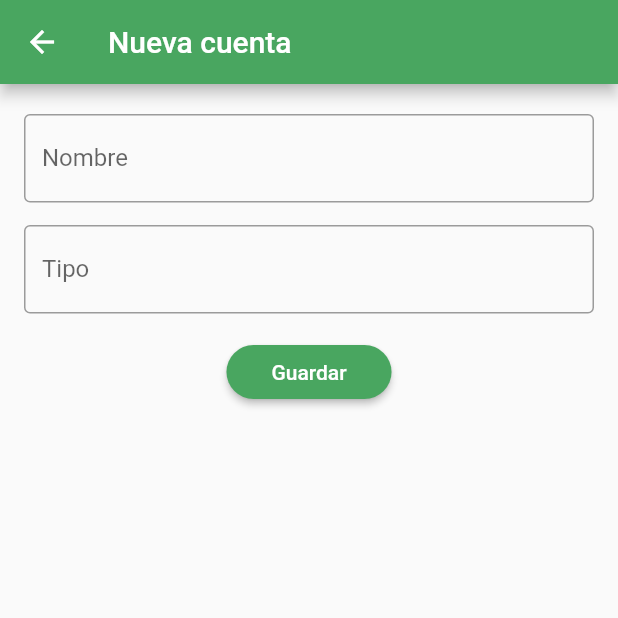
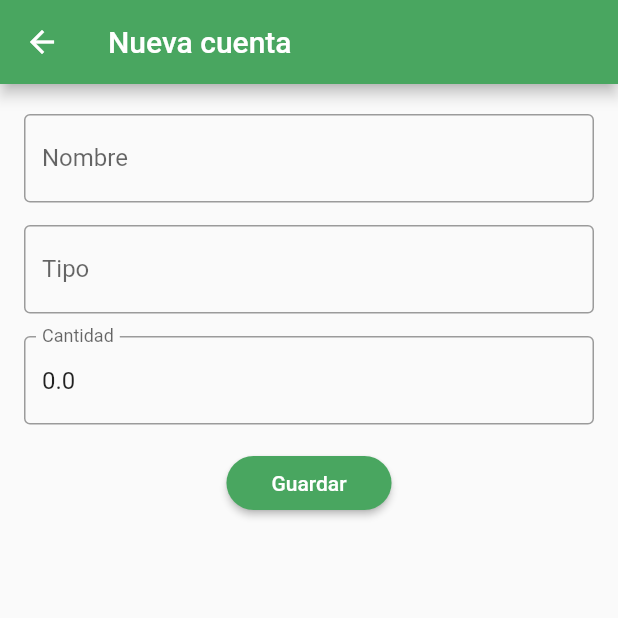
Before and after one commit to checomperez31/expense_manager_app, a Flutter app: the AccountFormScreen screen opened by its route, on a phone screen of 412 x 824 dp, the top half of it. Run offline on Flutter 3.47's test engine with Material 2 defaults, Android fonts, the phone set to English and light mode, and no system bars; network calls fail.

Commit message:
its changed account and period models, changed lists behaviour

```diff
--- a/lib/main.dart
+++ b/lib/main.dart
@@ -1,17 +1,38 @@
 import 'package:expensemanager/app-routes.dart';
+import 'package:expensemanager/screens/account-list-provider.dart';
+import 'package:expensemanager/screens/expenses-list-provider.dart';
+import 'package:expensemanager/screens/period-list-provider.dart';
 import 'package:flutter/material.dart';
+import 'package:provider/provider.dart';
 
 void main() {
-  runApp(const MyApp());
+  runApp(const AppState());
 }
 
-class MyApp extends StatelessWidget {
-  const MyApp({Key? key}) : super(key: key);
+class AppState extends StatelessWidget {
+  const AppState({Key? key}) : super(key: key);
+
+  @override
+  Widget build(BuildContext context) => MultiProvider(
+    providers: [
+      ChangeNotifierProvider(create: (_) => ExpenseListProvider()),
+      ChangeNotifierProvider(create: (_) => AccountListProvider()),
+      ChangeNotifierProvider(create: (_) => PeriodListProvider()),
+    ],
+    child: const ExpenseManager(),
+  );
+}
+
+
+class ExpenseManager extends StatelessWidget {
+  static GlobalKey<NavigatorState> nav = GlobalKey();
+  const ExpenseManager({Key? key}) : super(key: key);
 
   // This widget is the root of your application.
   @override
   Widget build(BuildContext context) {
     return MaterialApp(
+      navigatorKey: nav,
       title: 'Flutter Demo',
       theme: ThemeData(
         primarySwatch: buildMaterialColor(const Color(0xFF49a660))
--- a/lib/models/account/account.dart
+++ b/lib/models/account/account.dart
@@ -8,13 +8,15 @@ class Account implements Catalog {
   String? id;
   String? name;
   AccountType? type;
+  double? amount;
 
-  Account({this.id, this.name, this.type});
+  Account({this.id, this.name, this.type, this.amount});
 
   Map<String, dynamic> toMap() => {
     'id': id,
     'name': name,
-    'type': type?.toMap()
+    'type': type?.toMap(),
+    'amount': amount,
   };
 
   String toJson() => json.encode( toMap() );
@@ -29,6 +31,7 @@ class Account implements Catalog {
     id: json['id'],
     name: json['name'],
     type: json['type'] != null? AccountType.fromMap( json['type'] ): null,
+    amount: json['amount'] != null? double.tryParse(json['amount'].toString()): 0,
   );
 
   factory Account.fromJson(String str) => Account.fromMap( json.decode( str ) );
--- a/lib/models/period/period.dart
+++ b/lib/models/period/period.dart
@@ -12,14 +12,12 @@ class Period implements Catalog {
   String? description;
   DateTime? initDate;
   DateTime? finishDate;
-  Account? account;
 
   Period({
     this.id,
     this.description,
     this.initDate,
     this.finishDate,
-    this.account
   });
 
   Map<String, dynamic> toMap() => {
@@ -27,14 +25,13 @@ class Period implements Catalog {
     'description': description,
     'initDate': FormatUtils.dateToServerFormat(initDate),
     'finishDate': FormatUtils.dateToServerFormat(finishDate),
-    'account': account?.toMap(),
   };
 
   String toJson() => json.encode( toMap() );
 
   @override
   String toString() {
-    return 'Period{id: $id, description: $description, initialDate: $initDate, finalDate: $finishDate, account: $account}';
+    return 'Period{id: $id, description: $description, initialDate: $initDate, finalDate: $finishDate}';
   }
 
   @override
@@ -45,7 +42,6 @@ class Period implements Catalog {
     description: json['description'],
     initDate: json['initDate'] != null? FormatUtils.dateFromServer(json['initDate']): null,
     finishDate: json['finishDate'] != null? FormatUtils.dateFromServer(json['finishDate']): null,
-    account: json['account'] != null? Account.fromMap(json['account']): null,
   );
 
   factory Period.fromJson(String str) => Period.fromMap( json.decode(str) );
--- a/lib/screens/account-form-screen.dart
+++ b/lib/screens/account-form-screen.dart
@@ -41,22 +41,24 @@ class AccountFormScreen extends StatelessWidget {
                             onChange: (value) => provider.type = value,
                           ),
                           const SizedBox(height: 15),
+                          TextFormField(
+                            initialValue: provider.amount,
+                            decoration: InputDecorationUtils.getDefault(label: 'Cantidad'),
+                            textInputAction: TextInputAction.next,
+                            keyboardType: TextInputType.number,
+                            onChanged: (value) => provider.amount = value,
+                          ),
+                          const SizedBox(height: 15),
                           Row(
                             mainAxisAlignment: MainAxisAlignment.center,
                             children: [
-                              ElevatedButton(
-                                onPressed: () => provider.save(),
-                                style: ButtonStyle(
-                                    shape: MaterialStateProperty.all<RoundedRectangleBorder>(
-                                        RoundedRectangleBorder(
-                                          borderRadius: BorderRadius.circular(25),
-                                        )
-                                    ),
-                                    padding: MaterialStateProperty.all<EdgeInsetsGeometry>(
-                                        const EdgeInsets.symmetric(horizontal: 30)
-                                    )
-                                ),
-                                child: const Text('Guardar'),
+                              SaveButton(
+                                text: 'Guardar',
+                                onPressed: () => provider.save().then((value) {
+                                  Navigator.of(context).pop();
+                                }).catchError((err) {
+                                  ScaffoldMessenger.of(context).showSnackBar(const SnackBar(content: Text('Ha ocurrido un error')));
+                                }),
                               )
                             ],
                           )
--- a/lib/screens/account-list-provider.dart
+++ b/lib/screens/account-list-provider.dart
@@ -6,6 +6,10 @@ class AccountListProvider extends ChangeNotifier {
   final AccountService service = AccountService();
   List<Account> elements = [];
 
+  AccountListProvider() {
+    refreshData();
+  }
+
   Future refreshData() async {
     elements = await service.getList();
     notifyListeners();
--- a/lib/screens/accounts-screen.dart
+++ b/lib/screens/accounts-screen.dart
@@ -6,16 +6,14 @@ class AccountsScreen extends StatelessWidget {
   const AccountsScreen({Key? key}) : super(key: key);
 
   @override
-  Widget build(BuildContext context) => ChangeNotifierProvider(
-    create: (_) => AccountListProvider(),
-    child: Consumer<AccountListProvider>(
+  Widget build(BuildContext context) => Consumer<AccountListProvider>(
     builder: (_, provider, __) => RefreshIndicator(
       onRefresh: provider.refreshData,
       child: ListView(
         children: provider.elements.map((e) => ListTile(
           title: Text(e.name ?? 'Sin nombre'),
+          subtitle: Text(e.amount?.toString() ?? 'Cantidad no especificada'),
         )).toList(),
-        ),
       ),
     ),
   );
--- a/lib/screens/expense-form-screen.dart
+++ b/lib/screens/expense-form-screen.dart
@@ -76,7 +76,11 @@ class ExpenseFormScreen extends StatelessWidget {
                             children: [
                               SaveButton(
                                 text: 'Guardar',
-                                onPressed: provider.save,
+                                onPressed: () => provider.save().then((value) {
+                                  Navigator.of(context).pop();
+                                }).catchError((err) {
+                                  ScaffoldMessenger.of(context).showSnackBar(const SnackBar(content: Text('Ha ocurrido un error')));
+                                }),
                               )
                             ],
                           )
--- a/lib/screens/expenses-list-provider.dart
+++ b/lib/screens/expenses-list-provider.dart
@@ -6,6 +6,10 @@ class ExpenseListProvider extends ChangeNotifier {
   final ExpenseService _service = ExpenseService();
   List<Expense> elements = [];
 
+  ExpenseListProvider() {
+    refreshData();
+  }
+
   Future refreshData() async {
     elements = await _service.getList();
     notifyListeners();
--- a/lib/screens/expenses-screen.dart
+++ b/lib/screens/expenses-screen.dart
@@ -6,9 +6,7 @@ class ExpensesScreen extends StatelessWidget {
   const ExpensesScreen({Key? key}) : super(key: key);
 
   @override
-  Widget build(BuildContext context) => ChangeNotifierProvider(
-    create: (_) => ExpenseListProvider(),
-    child: Consumer<ExpenseListProvider>(
+  Widget build(BuildContext context) => Consumer<ExpenseListProvider>(
     builder: (_, provider, __) => RefreshIndicator(
       onRefresh: provider.refreshData,
       child: ListView(
@@ -17,6 +15,5 @@ class ExpensesScreen extends StatelessWidget {
         )).toList(),
       ),
     ),
-    ),
   );
 }
--- a/lib/screens/period-list-provider.dart
+++ b/lib/screens/period-list-provider.dart
@@ -6,6 +6,10 @@ class PeriodListProvider extends ChangeNotifier {
   final PeriodService _service = PeriodService();
   List<Period> elements = [];
 
+  PeriodListProvider() {
+    refreshData();
+  }
+
   Future refreshData() async {
     elements = await _service.getList();
     notifyListeners();
--- a/lib/screens/periods-screens.dart
+++ b/lib/screens/periods-screens.dart
@@ -6,9 +6,7 @@ class PeriodsScreen extends StatelessWidget {
   const PeriodsScreen({Key? key}) : super(key: key);
 
   @override
-  Widget build(BuildContext context) => ChangeNotifierProvider(
-    create: (_) => PeriodListProvider(),
-    child: Consumer<PeriodListProvider>(
+  Widget build(BuildContext context) => Consumer<PeriodListProvider>(
     builder: (_, provider, __) => RefreshIndicator(
       onRefresh: provider.refreshData,
       child: ListView(
@@ -17,6 +15,5 @@ class PeriodsScreen extends StatelessWidget {
         )).toList(),
       ),
     ),
-    ),
   );
 }
```
Also changed, not shown: lib/screens/account-form-provider.dart (+17 -2 lines), lib/screens/expense-form-provider.dart (+7 -3 lines), lib/screens/period-form-provider.dart (+6 -10 lines), lib/screens/period-form-screen.dart (+5 -8 lines), 2 other files. Lines whose indentation alone changed are shown as unchanged.
